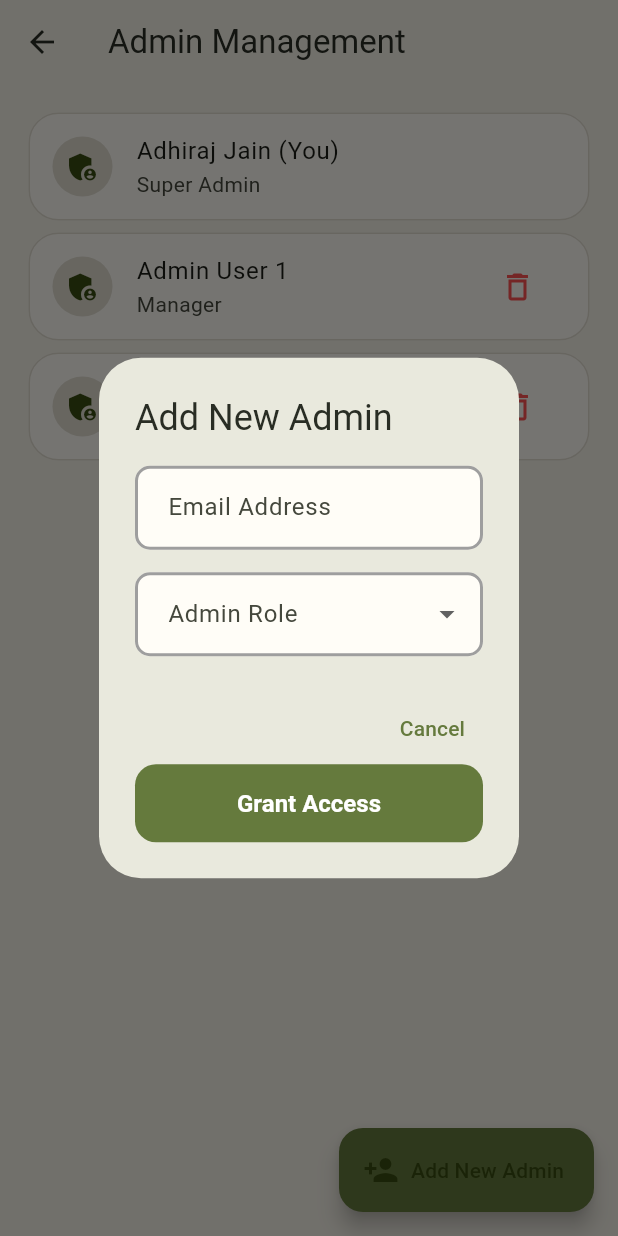
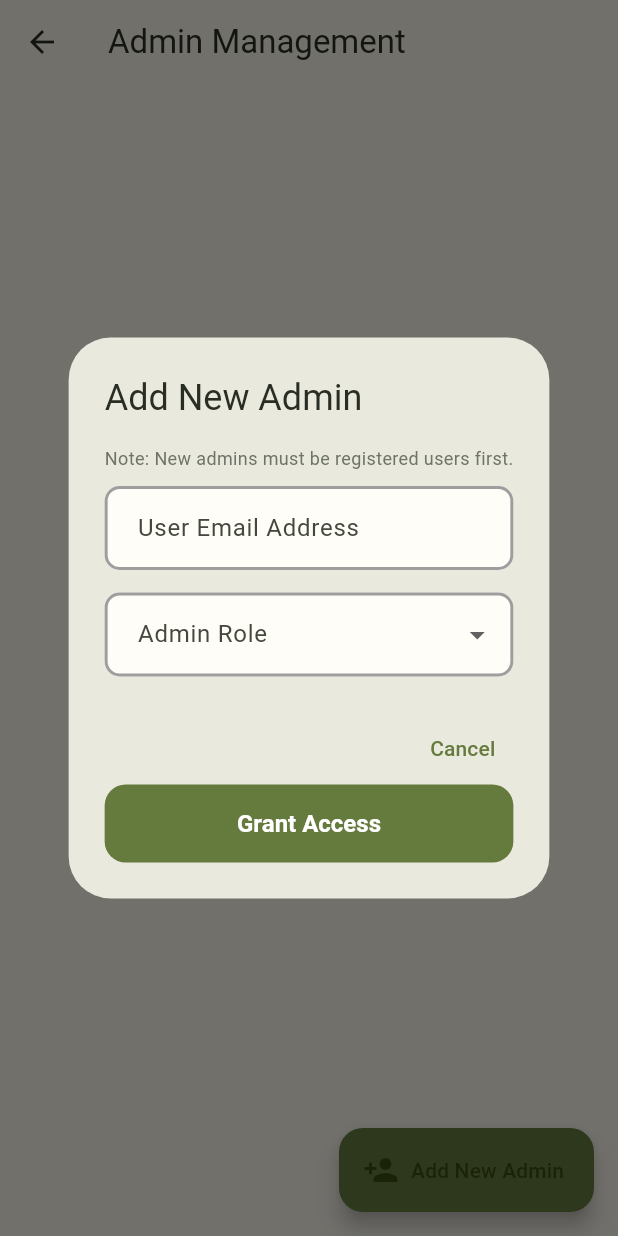
Before and after one commit to Adj82/madebyhands, a Flutter app: the AdminManagementPage screen opened directly, after a tap on "Add New Admin", on a phone screen of 412 x 824 dp. Run offline on Flutter 3.47's test engine with Material 3 defaults, Android fonts, the phone set to English and light mode, and no system bars; our stand-ins replace cloud_firestore, equatable, firebase_auth, firebase_core, firebase_storage, flutter_bloc and 5 more; accounts and stored records are empty.

Commit message:
errors fixed ,admin side improved

```diff
--- /dev/null
+++ b/lib/features/admin/data/datasources/admin_remote_data_source.dart
@@ -0,0 +1,84 @@
+import 'package:cloud_firestore/cloud_firestore.dart';
+import 'package:madebyhands/features/auth/data/models/user_model.dart';
+
+abstract interface class AdminRemoteDataSource {
+  Future<List<UserModel>> getUsers(String role);
+  Future<void> updateUserRole(String uid, String role);
+  Future<void> toggleUserStatus(String uid, bool isActive);
+  Future<Map<String, dynamic>> getPlatformSettings();
+  Future<void> updatePlatformSettings(double flatFee, double percentFee);
+  Future<List<Map<String, dynamic>>> getSupportTickets();
+}
+
+class AdminRemoteDataSourceImpl implements AdminRemoteDataSource {
+  final FirebaseFirestore firestore;
+
+  AdminRemoteDataSourceImpl(this.firestore);
+
+  @override
+  Future<List<UserModel>> getUsers(String role) async {
+    try {
+      final snapshot = await firestore
+          .collection('users')
+          .where('role', isEqualTo: role)
+          .get();
+      return snapshot.docs.map((doc) => UserModel.fromJson(doc.data())).toList();
+    } catch (e) {
+      throw Exception(e.toString());
+    }
+  }
+
+  @override
+  Future<void> updateUserRole(String uid, String role) async {
+    try {
+      await firestore.collection('users').doc(uid).update({'role': role});
+    } catch (e) {
+      throw Exception(e.toString());
+    }
+  }
+
+  @override
+  Future<void> toggleUserStatus(String uid, bool isActive) async {
+    try {
+      await firestore.collection('users').doc(uid).update({'isActive': isActive});
+    } catch (e) {
+      throw Exception(e.toString());
+    }
+  }
+
+  @override
+  Future<Map<String, dynamic>> getPlatformSettings() async {
+    try {
+      final doc = await firestore.collection('settings').doc('platform_economics').get();
+      if (doc.exists) {
+        return doc.data()!;
+      }
+      return {'flatFee': 50.0, 'percentFee': 5.0};
+    } catch (e) {
+      throw Exception(e.toString());
+    }
+  }
+
+  @override
+  Future<void> updatePlatformSettings(double flatFee, double percentFee) async {
+    try {
+      await firestore.collection('settings').doc('platform_economics').set({
+        'flatFee': flatFee,
+        'percentFee': percentFee,
+        'updatedAt': FieldValue.serverTimestamp(),
+      });
+    } catch (e) {
+      throw Exception(e.toString());
+    }
+  }
+
+  @override
+  Future<List<Map<String, dynamic>>> getSupportTickets() async {
+    try {
+      final snapshot = await firestore.collection('support_tickets').get();
+      return snapshot.docs.map((doc) => {...doc.data(), 'id': doc.id}).toList();
+    } catch (e) {
+      throw Exception(e.toString());
+    }
+  }
+}
--- /dev/null
+++ b/lib/features/admin/data/repositories/admin_repository_impl.dart
@@ -0,0 +1,81 @@
+import 'package:fpdart/fpdart.dart';
+import 'package:madebyhands/core/error/failures.dart';
+import 'package:madebyhands/features/admin/data/datasources/admin_remote_data_source.dart';
+import 'package:madebyhands/features/admin/domain/entities/admin_data.dart';
+import 'package:madebyhands/features/admin/domain/repositories/admin_repository.dart';
+import 'package:madebyhands/features/auth/domain/entities/user_entity.dart';
+
+class AdminRepositoryImpl implements AdminRepository {
+  final AdminRemoteDataSource remoteDataSource;
+
+  AdminRepositoryImpl(this.remoteDataSource);
+
+  @override
+  Future<Either<Failure, List<UserEntity>>> getUsers(String role) async {
+    try {
+      final users = await remoteDataSource.getUsers(role);
+      return right(users);
+    } catch (e) {
+      return left(Failure(e.toString()));
+    }
+  }
+
+  @override
+  Future<Either<Failure, void>> updateUserRole(String uid, String role) async {
+    try {
+      await remoteDataSource.updateUserRole(uid, role);
+      return right(null);
+    } catch (e) {
+      return left(Failure(e.toString()));
+    }
+  }
+
+  @override
+  Future<Either<Failure, void>> toggleUserStatus(String uid, bool isActive) async {
+    try {
+      await remoteDataSource.toggleUserStatus(uid, isActive);
+      return right(null);
+    } catch (e) {
+      return left(Failure(e.toString()));
+    }
+  }
+
+  @override
+  Future<Either<Failure, Map<String, double>>> getPlatformSettings() async {
+    try {
+      final settings = await remoteDataSource.getPlatformSettings();
+      return right({
+        'flatFee': (settings['flatFee'] as num).toDouble(),
+        'percentFee': (settings['percentFee'] as num).toDouble(),
+      });
+    } catch (e) {
+      return left(Failure(e.toString()));
+    }
+  }
+
+  @override
+  Future<Either<Failure, void>> updatePlatformSettings(double flatFee, double percentFee) async {
+    try {
+      await remoteDataSource.updatePlatformSettings(flatFee, percentFee);
+      return right(null);
+    } catch (e) {
+      return left(Failure(e.toString()));
+    }
+  }
+
+  @override
+  Future<Either<Failure, List<AdminSupportTicket>>> getSupportTickets() async {
+    try {
+      final ticketsData = await remoteDataSource.getSupportTickets();
+      final tickets = ticketsData.map((data) => AdminSupportTicket(
+        id: data['id'],
+        subject: data['subject'] ?? 'No Subject',
+        lastMessage: data['lastMessage'] ?? '',
+        isOpen: data['status'] == 'open',
+      )).toList();
+      return right(tickets);
+    } catch (e) {
+      return left(Failure(e.toString()));
+    }
+  }
+}
--- a/lib/features/admin/presentation/bloc/admin_bloc.dart
+++ b/lib/features/admin/presentation/bloc/admin_bloc.dart
@@ -1,13 +1,23 @@
 import 'package:flutter_bloc/flutter_bloc.dart';
 import 'package:equatable/equatable.dart';
 import 'package:madebyhands/features/admin/domain/entities/admin_data.dart';
+import 'package:madebyhands/features/admin/domain/repositories/admin_repository.dart';
+import 'package:madebyhands/features/auth/domain/entities/user_entity.dart';
 
 part 'admin_event.dart';
 part 'admin_state.dart';
 
 class AdminBloc extends Bloc<AdminEvent, AdminState> {
-  AdminBloc() : super(const AdminState()) {
+  final AdminRepository _adminRepository;
+
+  AdminBloc({
+    required AdminRepository adminRepository,
+  })  : _adminRepository = adminRepository,
+        super(const AdminState()) {
     on<AdminLoadDataRequested>(_onLoadDataRequested);
+    on<AdminFetchBuyersRequested>(_onFetchBuyersRequested);
+    on<AdminFetchCreatorsRequested>(_onFetchCreatorsRequested);
+    on<AdminFetchAdminsRequested>(_onFetchAdminsRequested);
     on<AdminApproveCreatorRequested>(_onApproveCreatorRequested);
     on<AdminRejectCreatorRequested>(_onRejectCreatorRequested);
     on<AdminApproveProductRequested>(_onApproveProductRequested);
@@ -18,11 +28,22 @@ class AdminBloc extends Bloc<AdminEvent, AdminState> {
     on<AdminUpdateSettingsRequested>(_onUpdateSettingsRequested);
   }
 
-  void _onLoadDataRequested(AdminLoadDataRequested event, Emitter<AdminState> emit) {
+  void _onLoadDataRequested(AdminLoadDataRequested event, Emitter<AdminState> emit) async {
     emit(state.copyWith(isLoading: true));
-    // Simulate API fetch with mock data
+
+    // Fetch Platform Settings
+    final settingsRes = await _adminRepository.getPlatformSettings();
+    settingsRes.fold(
+      (l) => emit(state.copyWith(isLoading: false, errorMessage: l.message)),
+      (r) => emit(state.copyWith(
+        isLoading: false,
+        flatFee: r['flatFee']!,
+        percentFee: r['percentFee']!,
+      )),
+    );
+
+    // Initial mock data for other tabs until those specific repositories are ready
     emit(state.copyWith(
-      isLoading: false,
       creatorApplications: List.generate(
           8,
           (i) => AdminCreatorApplication(
@@ -40,14 +61,56 @@ class AdminBloc extends Bloc<AdminEvent, AdminState> {
               price: 1200,
               category: 'Pottery')),
       categories: ['Pottery', 'Jewellery', 'Home Decor', 'Textiles', 'Gifts'],
-      supportTickets: List.generate(
-          6,
-          (i) => AdminSupportTicket(
-              id: 'ticket-$i',
-              subject: 'Issue $i',
-              lastMessage: 'I need help.',
-              isOpen: i < 3)),
     ));
+
+    final ticketsRes = await _adminRepository.getSupportTickets();
+    ticketsRes.fold(
+      (l) => null,
+      (r) => emit(state.copyWith(supportTickets: r)),
+    );
+
+    // Trigger real data fetches
+    add(AdminFetchBuyersRequested());
+    add(AdminFetchCreatorsRequested());
+    add(AdminFetchAdminsRequested());
+    _fetchSummary(emit);
+  }
+
+  void _fetchSummary(Emitter<AdminState> emit) async {
+    // In a real production app, we would use Cloud Function aggregation or a 'metadata' doc.
+    // For MVP, we derive from existing lists or quick counts.
+    final buyers = await _adminRepository.getUsers('buyer');
+    final creators = await _adminRepository.getUsers('creator');
+
+    emit(state.copyWith(
+      totalUsersCount: (buyers.getOrElse((l) => []).length) + (creators.getOrElse((l) => []).length),
+      activeCreatorsCount: creators.getOrElse((l) => []).length,
+      // We can also count pending products if needed
+    ));
+  }
+
+  void _onFetchBuyersRequested(AdminFetchBuyersRequested event, Emitter<AdminState> emit) async {
+    final res = await _adminRepository.getUsers('buyer');
+    res.fold(
+      (l) => null, // Handle error if needed
+      (r) => emit(state.copyWith(buyers: r)),
+    );
+  }
+
+  void _onFetchCreatorsRequested(AdminFetchCreatorsRequested event, Emitter<AdminState> emit) async {
+    final res = await _adminRepository.getUsers('creator');
+    res.fold(
+      (l) => null,
+      (r) => emit(state.copyWith(creators: r)),
+    );
+  }
+
+  void _onFetchAdminsRequested(AdminFetchAdminsRequested event, Emitter<AdminState> emit) async {
+    final res = await _adminRepository.getUsers('admin');
+    res.fold(
+      (l) => null,
+      (r) => emit(state.copyWith(admins: r)),
+    );
   }
 
   void _onApproveCreatorRequested(AdminApproveCreatorRequested event, Emitter<AdminState> emit) {
@@ -81,12 +144,14 @@ class AdminBloc extends Bloc<AdminEvent, AdminState> {
   }
 
   void _onSendMessageRequested(AdminSendMessageRequested event, Emitter<AdminState> emit) {
-    // In a real app, this would push to Firestore
-    // For now, we'll just emit the same state to trigger listener feedback
     emit(state);
   }
 
-  void _onUpdateSettingsRequested(AdminUpdateSettingsRequested event, Emitter<AdminState> emit) {
-    emit(state.copyWith(flatFee: event.flatFee, percentFee: event.percentFee));
+  void _onUpdateSettingsRequested(AdminUpdateSettingsRequested event, Emitter<AdminState> emit) async {
+    final res = await _adminRepository.updatePlatformSettings(event.flatFee, event.percentFee);
+    res.fold(
+      (l) => null,
+      (r) => emit(state.copyWith(flatFee: event.flatFee, percentFee: event.percentFee)),
+    );
   }
 }
--- a/lib/features/admin/presentation/bloc/admin_event.dart
+++ b/lib/features/admin/presentation/bloc/admin_event.dart
@@ -8,6 +8,12 @@ sealed class AdminEvent extends Equatable {
 }
 
 final class AdminLoadDataRequested extends AdminEvent {}
+
+final class AdminFetchBuyersRequested extends AdminEvent {}
+
+final class AdminFetchCreatorsRequested extends AdminEvent {}
+
+final class AdminFetchAdminsRequested extends AdminEvent {}
 
 final class AdminApproveCreatorRequested extends AdminEvent {
   final String applicationId;
--- a/lib/features/admin/presentation/bloc/admin_state.dart
+++ b/lib/features/admin/presentation/bloc/admin_state.dart
@@ -5,6 +5,16 @@ class AdminState extends Equatable {
   final List<AdminProductApproval> productApprovals;
   final List<String> categories;
   final List<AdminSupportTicket> supportTickets;
+
+  final List<UserEntity> buyers;
+  final List<UserEntity> creators;
+  final List<UserEntity> admins;
+
+  final int totalUsersCount;
+  final int activeCreatorsCount;
+  final int pendingApprovalsCount;
+  final double totalRevenue;
+
   final double flatFee;
   final double percentFee;
   final bool isLoading;
@@ -15,6 +25,13 @@ class AdminState extends Equatable {
     this.productApprovals = const [],
     this.categories = const [],
     this.supportTickets = const [],
+    this.buyers = const [],
+    this.creators = const [],
+    this.admins = const [],
+    this.totalUsersCount = 0,
+    this.activeCreatorsCount = 0,
+    this.pendingApprovalsCount = 0,
+    this.totalRevenue = 0.0,
     this.flatFee = 50.0,
     this.percentFee = 5.0,
     this.isLoading = false,
@@ -26,6 +43,13 @@ class AdminState extends Equatable {
     List<AdminProductApproval>? productApprovals,
     List<String>? categories,
     List<AdminSupportTicket>? supportTickets,
+    List<UserEntity>? buyers,
+    List<UserEntity>? creators,
+    List<UserEntity>? admins,
+    int? totalUsersCount,
+    int? activeCreatorsCount,
+    int? pendingApprovalsCount,
+    double? totalRevenue,
     double? flatFee,
     double? percentFee,
     bool? isLoading,
@@ -36,6 +60,13 @@ class AdminState extends Equatable {
       productApprovals: productApprovals ?? this.productApprovals,
       categories: categories ?? this.categories,
       supportTickets: supportTickets ?? this.supportTickets,
+      buyers: buyers ?? this.buyers,
+      creators: creators ?? this.creators,
+      admins: admins ?? this.admins,
+      totalUsersCount: totalUsersCount ?? this.totalUsersCount,
+      activeCreatorsCount: activeCreatorsCount ?? this.activeCreatorsCount,
+      pendingApprovalsCount: pendingApprovalsCount ?? this.pendingApprovalsCount,
+      totalRevenue: totalRevenue ?? this.totalRevenue,
       flatFee: flatFee ?? this.flatFee,
       percentFee: percentFee ?? this.percentFee,
       isLoading: isLoading ?? this.isLoading,
@@ -49,6 +80,13 @@ class AdminState extends Equatable {
         productApprovals,
         categories,
         supportTickets,
+        buyers,
+        creators,
+        admins,
+        totalUsersCount,
+        activeCreatorsCount,
+        pendingApprovalsCount,
+        totalRevenue,
         flatFee,
         percentFee,
         isLoading,
--- a/lib/features/admin/presentation/pages/details/admin_management_page.dart
+++ b/lib/features/admin/presentation/pages/details/admin_management_page.dart
@@ -1,5 +1,7 @@
 import 'package:flutter/material.dart';
+import 'package:flutter_bloc/flutter_bloc.dart';
 import 'package:madebyhands/core/theme/app_theme.dart';
+import 'package:madebyhands/features/admin/presentation/bloc/admin_bloc.dart';
 
 class AdminManagementPage extends StatelessWidget {
   const AdminManagementPage({super.key});
@@ -14,18 +16,40 @@ class AdminManagementPage extends StatelessWidget {
         icon: const Icon(Icons.person_add),
         label: const Text('Add New Admin'),
       ),
-      body: ListView.builder(
-        padding: const EdgeInsets.all(15),
-        itemCount: 3,
-        itemBuilder: (context, index) {
-          final isAdmin = index == 0; // Simulate roles
-          return Card(
-            child: ListTile(
-              leading: const CircleAvatar(backgroundColor: AppColors.outline, child: Icon(Icons.admin_panel_settings)),
-              title: Text(index == 0 ? 'Adhiraj Jain (You)' : 'Admin User $index'),
-              subtitle: Text(isAdmin ? 'Super Admin' : 'Manager'),
-              trailing: index == 0 ? null : IconButton(icon: const Icon(Icons.delete_outline, color: Colors.redAccent), onPressed: () {}),
-            ),
+      body: BlocBuilder<AdminBloc, AdminState>(
+        builder: (context, state) {
+          final admins = state.admins;
+          return RefreshIndicator(
+            onRefresh: () async {
+              context.read<AdminBloc>().add(AdminFetchAdminsRequested());
+            },
+            child: admins.isEmpty
+                ? const Center(child: Text('Fetching administrative accounts...'))
+                : ListView.builder(
+                    padding: const EdgeInsets.all(15),
+                    physics: const AlwaysScrollableScrollPhysics(),
+                    itemCount: admins.length,
+                    itemBuilder: (context, index) {
+                      final admin = admins[index];
+                      return Card(
+                        child: ListTile(
+                          leading: const CircleAvatar(
+                              backgroundColor: AppColors.outline, child: Icon(Icons.admin_panel_settings)),
+                          title: Text(admin.name.isEmpty ? 'Admin Account' : admin.name),
+                          subtitle: Text(admin.email),
+                          trailing: admin.email == 'adhirajjain364@gmail.com'
+                              ? const Chip(label: Text('Root'), backgroundColor: AppColors.background)
+                              : IconButton(
+                                  icon: const Icon(Icons.delete_outline, color: Colors.redAccent),
+                                  onPressed: () {
+                                    ScaffoldMessenger.of(context).showSnackBar(
+                                      const SnackBar(content: Text('Permission required to revoke admin access.')),
+                                    );
+                                  }),
+                        ),
+                      );
+                    },
+                  ),
           );
         },
       ),
@@ -40,7 +64,10 @@ class AdminManagementPage extends StatelessWidget {
         content: Column(
           mainAxisSize: MainAxisSize.min,
           children: [
-            const TextField(decoration: InputDecoration(labelText: 'Email Address')),
+            const Text('Note: New admins must be registered users first.',
+                style: TextStyle(fontSize: 12, color: AppColors.mutedText)),
+            const SizedBox(height: 10),
+            const TextField(decoration: InputDecoration(labelText: 'User Email Address')),
             const SizedBox(height: 15),
             DropdownButtonFormField<String>(
               decoration: const InputDecoration(labelText: 'Admin Role'),
@@ -54,7 +81,14 @@ class AdminManagementPage extends StatelessWidget {
         ),
         actions: [
           TextButton(onPressed: () => Navigator.pop(context), child: const Text('Cancel')),
-          FilledButton(onPressed: () => Navigator.pop(context), child: const Text('Grant Access')),
+          FilledButton(
+              onPressed: () {
+                ScaffoldMessenger.of(context).showSnackBar(
+                  const SnackBar(content: Text('Firebase Cloud Function will update role to "admin".')),
+                );
+                Navigator.pop(context);
+              },
+              child: const Text('Grant Access')),
         ],
       ),
     );
--- a/lib/main.dart
+++ b/lib/main.dart
@@ -33,7 +33,7 @@ void main() async {
           create: (_) => AdminCubit(),
         ),
         BlocProvider(
-          create: (_) => AdminBloc()..add(AdminLoadDataRequested()),
+          create: (_) => serviceLocator<AdminBloc>()..add(AdminLoadDataRequested()),
         ),
       ],
       child: const MyApp(),
```
Also changed, not shown: lib/features/admin/domain/repositories/admin_repository.dart (added, +13 -0 lines), lib/features/admin/presentation/pages/details/support_ticket_detail_page.dart (+16 -14 lines), lib/features/admin/presentation/views/overview_view.dart (+13 -15 lines), lib/features/admin/presentation/views/support_tickets_view.dart (+16 -9 lines), lib/features/admin/presentation/views/user_management_view.dart (+46 -7 lines), lib/init_dependencies.dart (+28 -0 lines).
